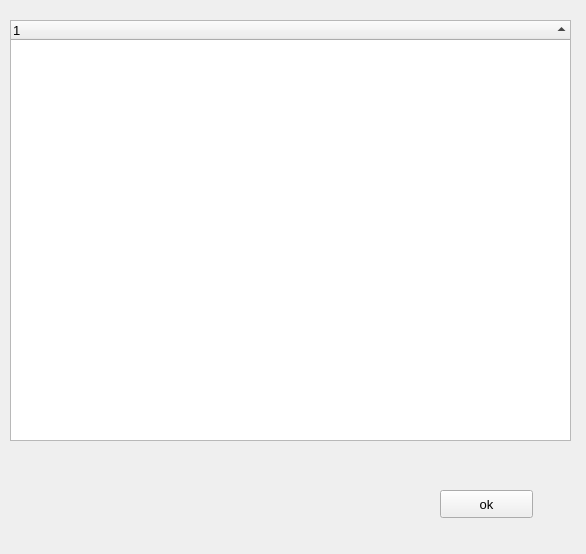
Above: v0.2.ui from Kiruha01/CopyDir before the change. Below: the same form after it.
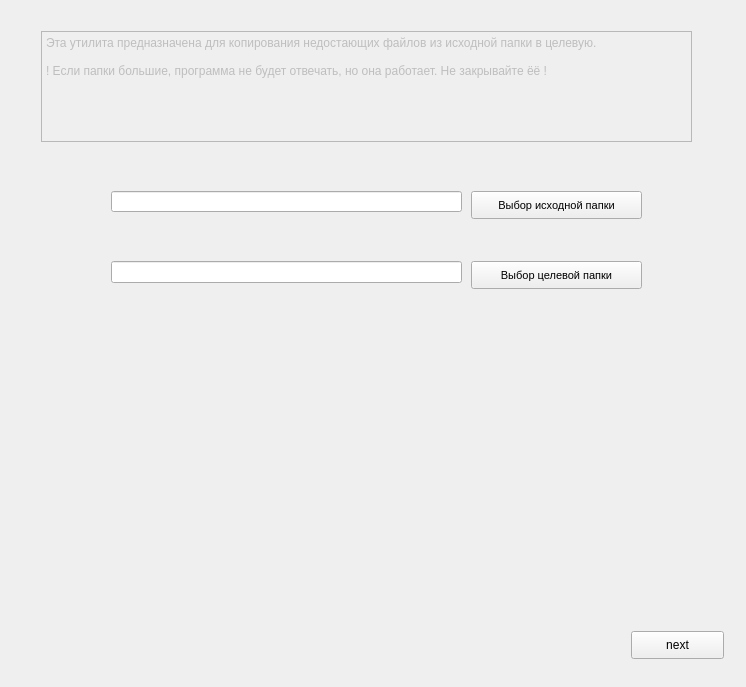
That is the form after the change.

```diff
--- a/v0.2.ui
+++ b/v0.2.ui
@@ -6,10 +6,16 @@
    <rect>
     <x>0</x>
     <y>0</y>
-    <width>586</width>
-    <height>554</height>
+    <width>746</width>
+    <height>687</height>
    </rect>
   </property>
+  <property name="maximumSize">
+   <size>
+    <width>746</width>
+    <height>687</height>
+   </size>
+  </property>
   <property name="font">
    <font>
     <pointsize>10</pointsize>
@@ -18,31 +24,187 @@
   <property name="windowTitle">
    <string>Form</string>
   </property>
-  <widget class="QTreeWidget" name="treeWidget">
+  <widget class="QStackedWidget" name="stackedWidget">
    <property name="geometry">
     <rect>
-     <x>10</x>
-     <y>20</y>
-     <width>561</width>
-     <height>421</height>
+     <x>11</x>
+     <y>11</y>
+     <width>731</width>
+     <height>671</height>
     </rect>
    </property>
-   <property name="sortingEnabled">
-    <bool>true</bool>
+   <property name="font">
+    <font>
+     <pointsize>9</pointsize>
+    </font>
    </property>
-  </widget>
-  <widget class="QPushButton" name="okbut">
-   <property name="geometry">
-    <rect>
-     <x>440</x>
-     <y>490</y>
-     <width>93</width>
-     <height>28</height>
-    </rect>
+   <property name="currentIndex">
+    <number>0</number>
    </property>
-   <property name="text">
-    <string>ok</string>
-   </property>
+   <widget class="QWidget" name="page">
+    <widget class="QLineEdit" name="Sourcepath">
+     <property name="geometry">
+      <rect>
+       <x>100</x>
+       <y>180</y>
+       <width>351</width>
+       <height>21</height>
+      </rect>
+     </property>
+    </widget>
+    <widget class="QPushButton" name="next">
+     <property name="geometry">
+      <rect>
+       <x>620</x>
+       <y>620</y>
+       <width>93</width>
+       <height>28</height>
+      </rect>
+     </property>
+     <property name="maximumSize">
+      <size>
+       <width>93</width>
+       <height>28</height>
+      </size>
+     </property>
+     <property name="text">
+      <string>next</string>
+     </property>
+    </widget>
+    <widget class="QPushButton" name="openSource">
+     <property name="geometry">
+      <rect>
+       <x>460</x>
+       <y>180</y>
+       <width>171</width>
+       <height>28</height>
+      </rect>
+     </property>
+     <property name="font">
+      <font>
+       <pointsize>8</pointsize>
+      </font>
+     </property>
+     <property name="text">
+      <string>Выбор исходной папки</string>
+     </property>
+    </widget>
+    <widget class="QLineEdit" name="TargetPath">
+     <property name="geometry">
+      <rect>
+       <x>100</x>
+       <y>250</y>
+       <width>351</width>
+       <height>22</height>
+      </rect>
+     </property>
+    </widget>
+    <widget class="QPushButton" name="openTarget">
+     <property name="geometry">
+      <rect>
+       <x>460</x>
+       <y>250</y>
+       <width>171</width>
+       <height>28</height>
+      </rect>
+     </property>
+     <property name="font">
+      <font>
+       <pointsize>8</pointsize>
+      </font>
+     </property>
+     <property name="text">
+      <string>Выбор целевой папки</string>
+     </property>
+    </widget>
+    <widget class="QPlainTextEdit" name="plainTextEdit">
+     <property name="enabled">
+      <bool>false</bool>
+     </property>
+     <property name="geometry">
+      <rect>
+       <x>30</x>
+       <y>20</y>
+       <width>651</width>
+       <height>111</height>
+      </rect>
+     </property>
+     <property name="plainText">
+      <string>Эта утилита предназначена для копирования недостающих файлов из исходной папки в целевую.
+
+! Если папки большие, программа не будет отвечать, но она работает. Не закрывайте ёё !</string>
+     </property>
+    </widget>
+   </widget>
+   <widget class="QWidget" name="page_2">
+    <widget class="QTreeWidget" name="treeWidget">
+     <property name="geometry">
+      <rect>
+       <x>20</x>
+       <y>120</y>
+       <width>701</width>
+       <height>401</height>
+      </rect>
+     </property>
+     <property name="sortingEnabled">
+      <bool>true</bool>
+     </property>
+     <column>
+      <property name="text">
+       <string>Имя</string>
+      </property>
+     </column>
+    </widget>
+    <widget class="QPushButton" name="okbut">
+     <property name="geometry">
+      <rect>
+       <x>610</x>
+       <y>610</y>
+       <width>93</width>
+       <height>28</height>
+      </rect>
+     </property>
+     <property name="text">
+      <string>ok</string>
+     </property>
+    </widget>
+    <widget class="QPlainTextEdit" name="plainTextEdit_2">
+     <property name="enabled">
+      <bool>false</bool>
+     </property>
+     <property name="geometry">
+      <rect>
+       <x>20</x>
+       <y>10</y>
+       <width>701</width>
+       <height>101</height>
+      </rect>
+     </property>
+     <property name="plainText">
+      <string>Красным цветом обозначены файлы, которых нет в целевой папке, но есть в исходной
+
+Зелёным цветом обозначены файлы, которые есть в целевой папке, но нет в исходной</string>
+     </property>
+    </widget>
+    <widget class="QLabel" name="label">
+     <property name="geometry">
+      <rect>
+       <x>10</x>
+       <y>550</y>
+       <width>711</width>
+       <height>16</height>
+      </rect>
+     </property>
+     <property name="font">
+      <font>
+       <pointsize>8</pointsize>
+      </font>
+     </property>
+     <property name="text">
+      <string>Выберете галочкой файлы, которые необходимо оставить в целевой папке и нажмите ok</string>
+     </property>
+    </widget>
+   </widget>
   </widget>
  </widget>
  <resources/>
```
